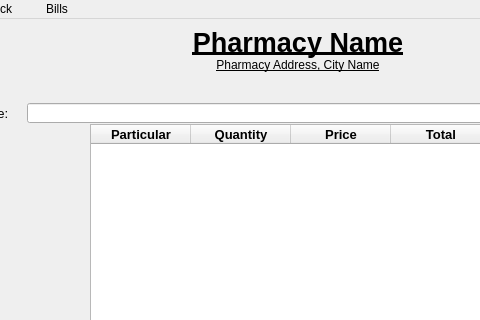
Above: UI/main.ui from aayushman0/PharmacyStockAndBilling-PyQt before the change; both pictures show x 102 to 582 and y 0 to 320 of the 800 by 600 pixel window. Below: the same form after it.
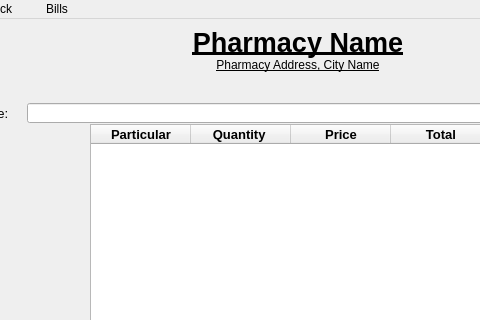
That is the form after the change. The open tabs and pages were chosen to show the change.

What changed in the file:
```diff
--- a/UI/main.ui
+++ b/UI/main.ui
@@ -1214,7 +1214,7 @@
           </property>
           <column>
            <property name="text">
-            <string>          Particular          </string>
+            <string>                         Particular                         </string>
            </property>
            <property name="font">
             <font>
@@ -1226,7 +1226,7 @@
           </column>
           <column>
            <property name="text">
-            <string>Quantity</string>
+            <string>    Quantity     </string>
            </property>
            <property name="font">
             <font>
@@ -1238,7 +1238,7 @@
           </column>
           <column>
            <property name="text">
-            <string>Price</string>
+            <string>       Price       </string>
            </property>
            <property name="font">
             <font>
@@ -1250,7 +1250,7 @@
           </column>
           <column>
            <property name="text">
-            <string>Total</string>
+            <string>       Total       </string>
            </property>
            <property name="font">
             <font>
```
Left out of the diff: 2 changed lines with no effect on the pictures.
